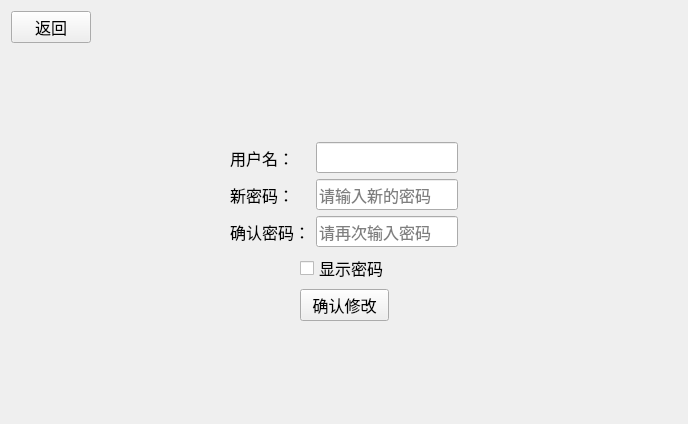
Qt form usercenter.ui (LeoStr4nge/LibraryManageSystem) before a commit.
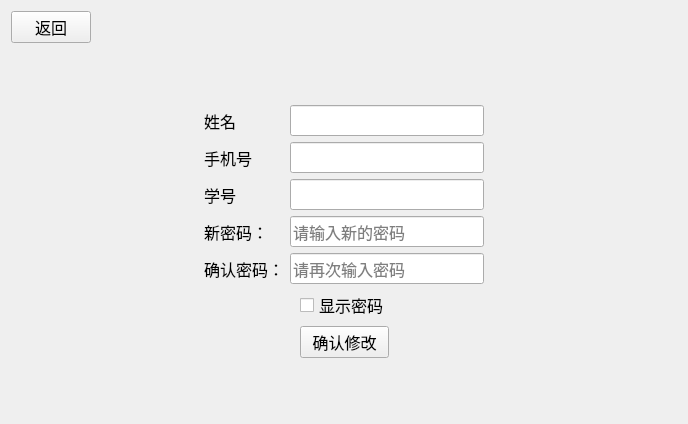
The same form after that commit.

```diff
--- a/usercenter.ui
+++ b/usercenter.ui
@@ -60,7 +60,7 @@
       </spacer>
      </item>
      <item>
-      <layout class="QHBoxLayout" name="horizontalLayout_2">
+      <layout class="QHBoxLayout" name="horizontalLayout">
        <item>
         <spacer name="horizontalSpacer">
          <property name="orientation">
@@ -75,9 +75,20 @@
         </spacer>
        </item>
        <item>
-        <layout class="QHBoxLayout" name="horizontalLayout">
+        <layout class="QVBoxLayout" name="verticalLayout">
          <item>
-          <layout class="QVBoxLayout" name="verticalLayout_2">
+          <widget class="QLabel" name="label_5">
+           <property name="font">
+            <font>
+             <family>微软雅黑</family>
+             <pointsize>12</pointsize>
+            </font>
+           </property>
+           <property name="text">
+            <string>姓名</string>
+           </property>
+          </widget>
+         </item>
            <item>
             <widget class="QLabel" name="label">
              <property name="font">
@@ -87,7 +98,20 @@
               </font>
              </property>
              <property name="text">
-              <string>用户名：</string>
+            <string>手机号</string>
+           </property>
+          </widget>
+         </item>
+         <item>
+          <widget class="QLabel" name="label_4">
+           <property name="font">
+            <font>
+             <family>微软雅黑</family>
+             <pointsize>12</pointsize>
+            </font>
+           </property>
+           <property name="text">
+            <string>学号</string>
              </property>
             </widget>
            </item>
@@ -120,7 +144,7 @@
           </layout>
          </item>
          <item>
-          <layout class="QVBoxLayout" name="verticalLayout">
+        <layout class="QVBoxLayout" name="verticalLayout_2">
            <item>
             <widget class="QLineEdit" name="lineEdit">
              <property name="font">
@@ -130,10 +154,39 @@
               </font>
              </property>
              <property name="focusPolicy">
+            <enum>Qt::StrongFocus</enum>
+           </property>
+          </widget>
+         </item>
+         <item>
+          <widget class="QLineEdit" name="lineEdit_4">
+           <property name="font">
+            <font>
+             <family>微软雅黑</family>
+             <pointsize>12</pointsize>
+            </font>
+           </property>
+           <property name="cursor">
+            <cursorShape>ForbiddenCursor</cursorShape>
+           </property>
+           <property name="focusPolicy">
               <enum>Qt::NoFocus</enum>
              </property>
             </widget>
            </item>
+         <item>
+          <widget class="QLineEdit" name="lineEdit_5">
+           <property name="font">
+            <font>
+             <family>微软雅黑</family>
+             <pointsize>12</pointsize>
+            </font>
+           </property>
+           <property name="focusPolicy">
+            <enum>Qt::StrongFocus</enum>
+           </property>
+          </widget>
+         </item>
            <item>
             <widget class="QLineEdit" name="lineEdit_2">
              <property name="font">
@@ -165,8 +218,6 @@
               <string>请再次输入密码</string>
              </property>
             </widget>
-           </item>
-          </layout>
          </item>
         </layout>
        </item>
```
Lines whose indentation alone changed are shown as unchanged.
